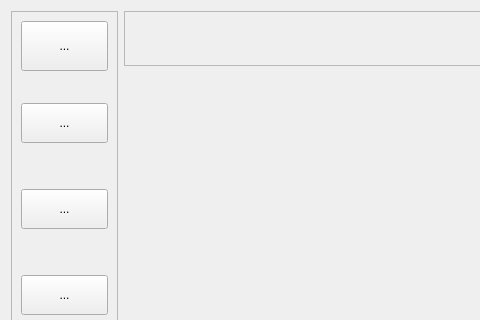
This is message-client/2.Home/ui/HomeWidget.ui in yxiao-yang/message-client as Qt 5 draws it before an edit; both pictures show x 0 to 480 and y 0 to 320 of the 1200 by 800 pixel window. The edited form follows.
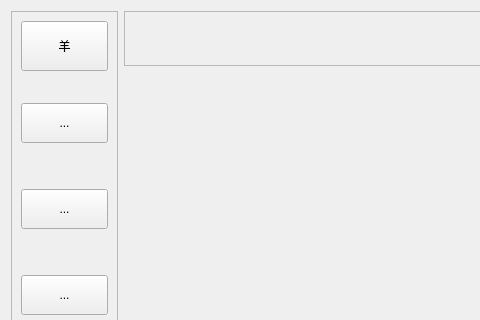
This is the edited form.

The edit to the form file:
```diff
--- a/message-client/2.Home/ui/HomeWidget.ui
+++ b/message-client/2.Home/ui/HomeWidget.ui
@@ -55,8 +55,12 @@
           <height>50</height>
          </size>
         </property>
+        <property name="styleSheet">
+         <string notr="true">font: 25 14pt '微软雅黑 Light';
+color: black;</string>
+        </property>
         <property name="text">
-         <string>...</string>
+         <string>羊</string>
         </property>
        </widget>
       </item>
```
